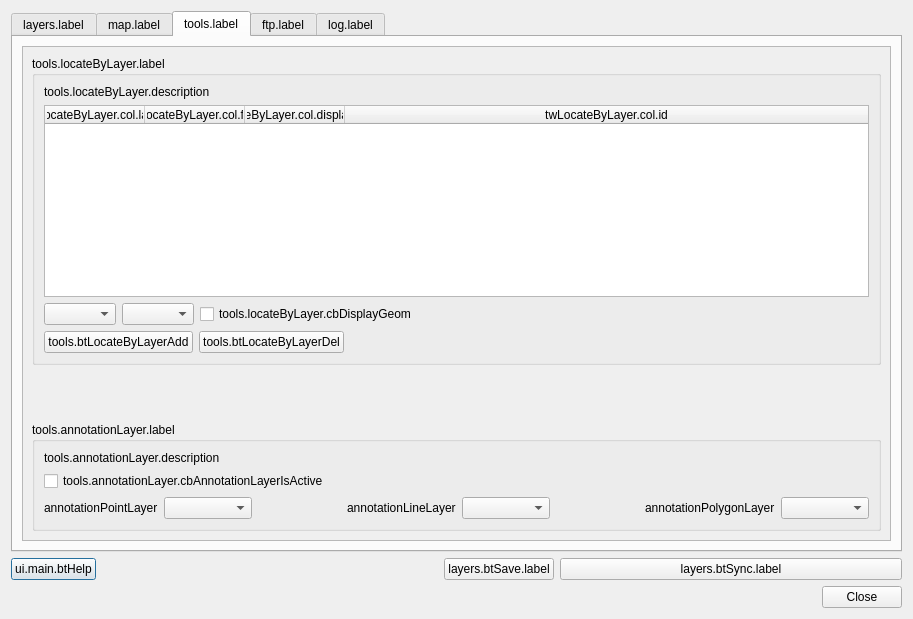
The window that ui_lizmap.ui (3liz/lizmap-plugin) describes before a commit, drawn with Qt 5.
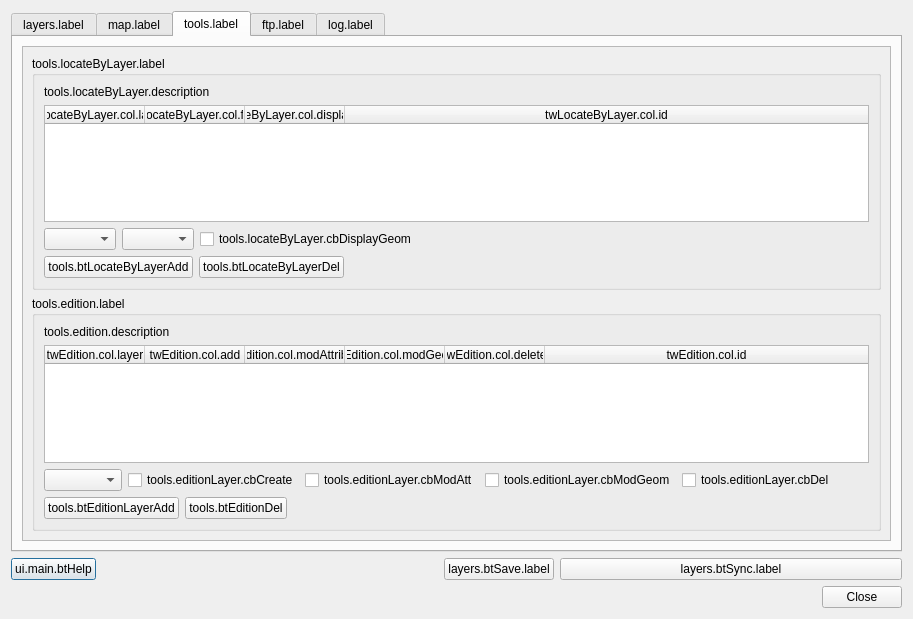
The same window after the commit. The open tabs and pages were chosen to show the change.

What changed in the file:
```diff
--- a/ui_lizmap.ui
+++ b/ui_lizmap.ui
@@ -785,8 +785,8 @@
            <rect>
             <x>0</x>
             <y>0</y>
-            <width>871</width>
-            <height>480</height>
+            <width>1031</width>
+            <height>464</height>
            </rect>
           </property>
           <layout class="QVBoxLayout" name="verticalLayout_4">
@@ -898,6 +898,162 @@
              </layout>
             </widget>
            </item>
+           <item>
+            <widget class="QGroupBox" name="gb_editionLayers">
+             <property name="title">
+              <string>tools.edition.label</string>
+             </property>
+             <layout class="QGridLayout" name="gridLayout_24">
+              <item row="0" column="0">
+               <widget class="QLabel" name="label_29">
+                <property name="text">
+                 <string>tools.edition.description</string>
+                </property>
+               </widget>
+              </item>
+              <item row="1" column="0">
+               <widget class="QTableWidget" name="twEditionLayerList">
+                <attribute name="horizontalHeaderStretchLastSection">
+                 <bool>true</bool>
+                </attribute>
+                <column>
+                 <property name="text">
+                  <string>twEdition.col.layer</string>
+                 </property>
+                </column>
+                <column>
+                 <property name="text">
+                  <string>twEdition.col.add</string>
+                 </property>
+                </column>
+                <column>
+                 <property name="text">
+                  <string>twEdition.col.modAttribute</string>
+                 </property>
+                </column>
+                <column>
+                 <property name="text">
+                  <string>twEdition.col.modGeom</string>
+                 </property>
+                </column>
+                <column>
+                 <property name="text">
+                  <string>twEdition.col.delete</string>
+                 </property>
+                </column>
+                <column>
+                 <property name="text">
+                  <string>twEdition.col.id</string>
+                 </property>
+                </column>
+               </widget>
+              </item>
+              <item row="3" column="0">
+               <layout class="QVBoxLayout" name="verticalLayout_8">
+                <item>
+                 <layout class="QHBoxLayout" name="horizontalLayout_10">
+                  <item>
+                   <widget class="QComboBox" name="liEditionLayer">
+                    <property name="minimumSize">
+                     <size>
+                      <width>78</width>
+                      <height>0</height>
+                     </size>
+                    </property>
+                   </widget>
+                  </item>
+                  <item>
+                   <widget class="QCheckBox" name="cbEditionLayerCreate">
+                    <property name="text">
+                     <string>tools.editionLayer.cbCreate</string>
+                    </property>
+                   </widget>
+                  </item>
+                  <item>
+                   <widget class="QCheckBox" name="cbEditionLayerModifyAttribute">
+                    <property name="text">
+                     <string>tools.editionLayer.cbModAtt</string>
+                    </property>
+                   </widget>
+                  </item>
+                  <item>
+                   <widget class="QCheckBox" name="cbEditionLayerModifyGeometry">
+                    <property name="text">
+                     <string>tools.editionLayer.cbModGeom</string>
+                    </property>
+                   </widget>
+                  </item>
+                  <item>
+                   <widget class="QCheckBox" name="cbEditionLayerDeleteFeature">
+                    <property name="text">
+                     <string>tools.editionLayer.cbDel</string>
+                    </property>
+                   </widget>
+                  </item>
+                  <item>
+                   <spacer name="horizontalSpacer_16">
+                    <property name="orientation">
+                     <enum>Qt::Horizontal</enum>
+                    </property>
+                    <property name="sizeHint" stdset="0">
+                     <size>
+                      <width>40</width>
+                      <height>20</height>
+                     </size>
+                    </property>
+                   </spacer>
+                  </item>
+                  <item>
+                   <spacer name="horizontalSpacer_14">
+                    <property name="orientation">
+                     <enum>Qt::Horizontal</enum>
+                    </property>
+                    <property name="sizeHint" stdset="0">
+                     <size>
+                      <width>40</width>
+                      <height>20</height>
+                     </size>
+                    </property>
+                   </spacer>
+                  </item>
+                 </layout>
+                </item>
+                <item>
+                 <layout class="QHBoxLayout" name="horizontalLayout_17">
+                  <item>
+                   <widget class="QPushButton" name="btEditionLayerAdd">
+                    <property name="text">
+                     <string>tools.btEditionLayerAdd</string>
+                    </property>
+                   </widget>
+                  </item>
+                  <item>
+                   <widget class="QPushButton" name="btEditionLayerDel">
+                    <property name="text">
+                     <string>tools.btEditionDel</string>
+                    </property>
+                   </widget>
+                  </item>
+                  <item>
+                   <spacer name="horizontalSpacer_15">
+                    <property name="orientation">
+                     <enum>Qt::Horizontal</enum>
+                    </property>
+                    <property name="sizeHint" stdset="0">
+                     <size>
+                      <width>40</width>
+                      <height>20</height>
+                     </size>
+                    </property>
+                   </spacer>
+                  </item>
+                 </layout>
+                </item>
+               </layout>
+              </item>
+             </layout>
+            </widget>
+           </item>
            <item>
             <spacer name="verticalSpacer_3">
              <property name="orientation">
@@ -911,113 +1067,6 @@
              </property>
             </spacer>
            </item>
-           <item>
-            <widget class="QGroupBox" name="groupBox_2">
-             <property name="styleSheet">
-              <string notr="true"/>
-             </property>
-             <property name="title">
-              <string>tools.annotationLayer.label</string>
-             </property>
-             <layout class="QGridLayout" name="gridLayout_20">
-              <item row="0" column="0">
-               <widget class="QLabel" name="label_30">
-                <property name="text">
-                 <string>tools.annotationLayer.description</string>
-                </property>
-               </widget>
-              </item>
-              <item row="1" column="0">
-               <widget class="QCheckBox" name="cbAnnotationLayerIsActive">
-                <property name="text">
-                 <string>tools.annotationLayer.cbAnnotationLayerIsActive</string>
-                </property>
-               </widget>
-              </item>
-              <item row="2" column="0">
-               <layout class="QHBoxLayout" name="horizontalLayout_3">
-                <item>
-                 <widget class="QLabel" name="label_31">
-                  <property name="text">
-                   <string>annotationPointLayer</string>
-                  </property>
-                 </widget>
-                </item>
-                <item>
-                 <widget class="QComboBox" name="liAnnotationPointLayer">
-                  <property name="sizePolicy">
-                   <sizepolicy hsizetype="Expanding" vsizetype="Fixed">
-                    <horstretch>0</horstretch>
-                    <verstretch>0</verstretch>
-                   </sizepolicy>
-                  </property>
-                 </widget>
-                </item>
-                <item>
-                 <spacer name="horizontalSpacer_3">
-                  <property name="orientation">
-                   <enum>Qt::Horizontal</enum>
-                  </property>
-                  <property name="sizeHint" stdset="0">
-                   <size>
-                    <width>40</width>
-                    <height>20</height>
-                   </size>
-                  </property>
-                 </spacer>
-                </item>
-                <item>
-                 <widget class="QLabel" name="label_32">
-                  <property name="text">
-                   <string>annotationLineLayer</string>
-                  </property>
-                 </widget>
-                </item>
-                <item>
-                 <widget class="QComboBox" name="liAnnotationLineLayer">
-                  <property name="sizePolicy">
-                   <sizepolicy hsizetype="Expanding" vsizetype="Fixed">
-                    <horstretch>0</horstretch>
-                    <verstretch>0</verstretch>
-                   </sizepolicy>
-                  </property>
-                 </widget>
-                </item>
-                <item>
-                 <spacer name="horizontalSpacer_4">
-                  <property name="orientation">
-                   <enum>Qt::Horizontal</enum>
-                  </property>
-                  <property name="sizeHint" stdset="0">
-                   <size>
-                    <width>40</width>
-                    <height>20</height>
-                   </size>
-                  </property>
-                 </spacer>
-                </item>
-                <item>
-                 <widget class="QLabel" name="label_33">
-                  <property name="text">
-                   <string>annotationPolygonLayer</string>
-                  </property>
-                 </widget>
-                </item>
-                <item>
-                 <widget class="QComboBox" name="liAnnotationPolygonLayer">
-                  <property name="sizePolicy">
-                   <sizepolicy hsizetype="Expanding" vsizetype="Fixed">
-                    <horstretch>0</horstretch>
-                    <verstretch>0</verstretch>
-                   </sizepolicy>
-                  </property>
-                 </widget>
-                </item>
-               </layout>
-              </item>
-             </layout>
-            </widget>
-           </item>
           </layout>
           <zorder>groupBox_2</zorder>
           <zorder>groupBox</zorder>
```
Left out of the diff: 39 changed lines with no effect on the pictures.
